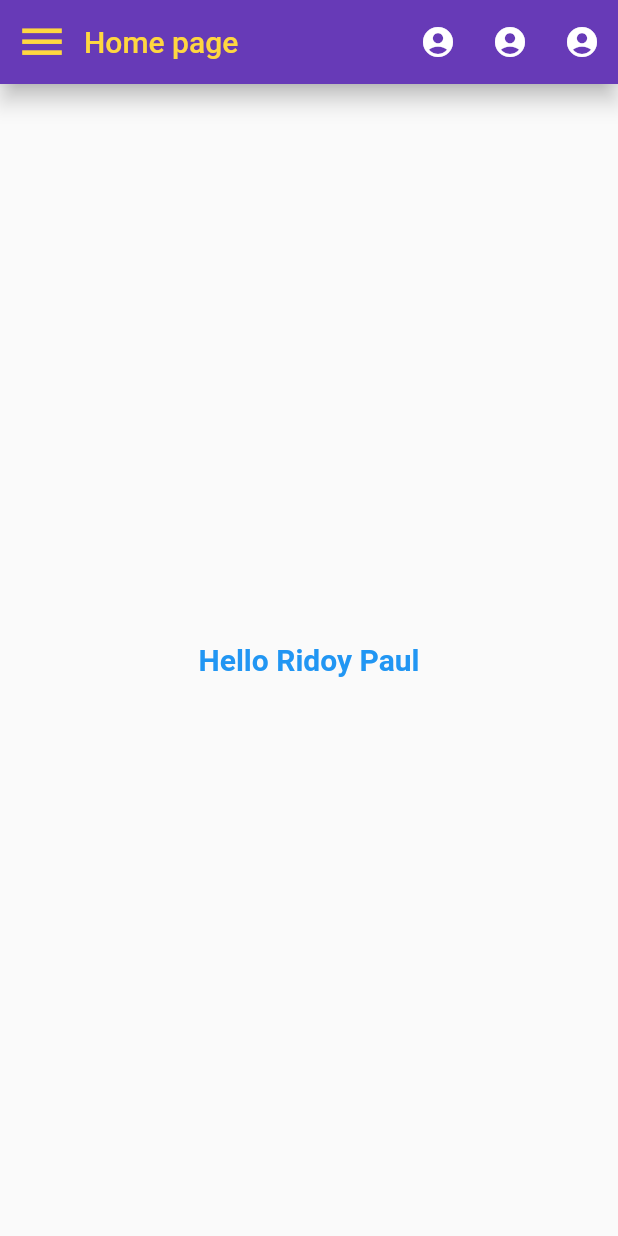
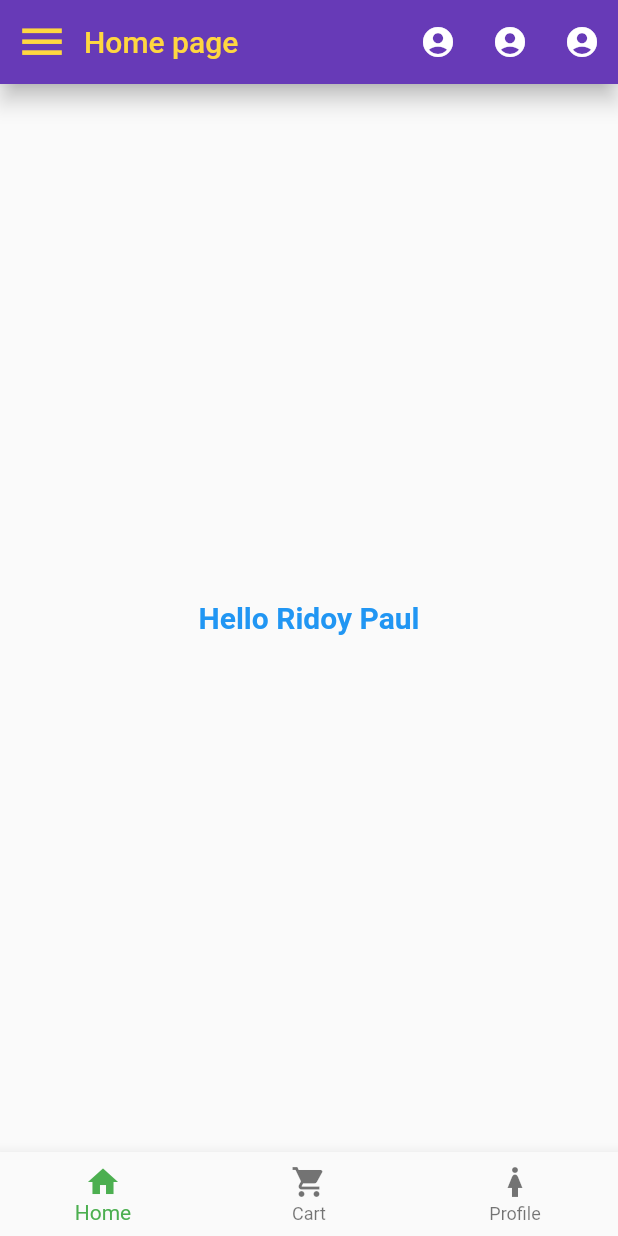
Before and after one commit to Ridoy-paul/flutter-practice, a Flutter app: the screen it shows after launch, on a phone screen of 412 x 824 dp. Run offline on Flutter 3.47's test engine with Material 2 defaults, Android fonts, the phone set to English and light mode, and no system bars.

Commit message:
Bottom Navigation Bar added

```diff
--- a/lib/main.dart
+++ b/lib/main.dart
@@ -30,12 +30,31 @@ class MyApp extends StatelessWidget {
 class HomeActivity extends StatelessWidget {
   const HomeActivity({super.key});
 
-
-
   @override
   Widget build(BuildContext context) {
     return Scaffold(
       appBar: MyAppBar(),
+      bottomNavigationBar: BottomNavigationBar(
+        //currentIndex: 0,
+        items: [
+          BottomNavigationBarItem(icon: Icon(Icons.home), label: 'Home'),
+          BottomNavigationBarItem(icon: Icon(Icons.shopping_cart), label: 'Cart'),
+          BottomNavigationBarItem(icon: Icon(Icons.woman), label: 'Profile'),
+          //BottomNavigationBarItem(icon: Icon(Icons.safety_check), label: 'dddd'),
+         // BottomNavigationBarItem(icon: Icon(Icons.safety_check_outlined), label: 's'),
+        ],
+        onTap: (int index) {
+          if(index == 0) {
+            MySnackBar.showSnackBar(context, "This is Home");
+          }
+          else if(index == 1) {
+            MySnackBar.showSnackBar(context, "This is Cart");
+          }
+          else if (index == 2) {
+            MySnackBar.showSnackBar(context, "This is Profile");
+          }
+        }
+      ),
       body: Center(
         child: Text(
           "Hello Ridoy Paul",
@@ -55,6 +74,13 @@ class MySnackBar {
   static void showSnackBar(BuildContext context, String mesage) {
     final snackBar = SnackBar(
       content: Text(mesage),
+      duration: Duration(seconds: 1),
+      action: SnackBarAction(
+        label: 'Dismiss',
+        onPressed: () {
+
+        },
+      ),
     );
     ScaffoldMessenger.of(context).showSnackBar(snackBar);
   }
@@ -63,12 +89,6 @@ class MySnackBar {
 class MyAppBar extends StatelessWidget implements PreferredSizeWidget {
   @override
   Size get preferredSize => Size.fromHeight(kToolbarHeight);
-
-  // MySnackBar(mesage, context) {
-  //   return ScaffoldMessenger.of(context).showSnackBar(
-  //     SnackBar(content: Text(mesage)),
-  //   );
-  // }
 
   @override
   Widget build(BuildContext context) {
```
